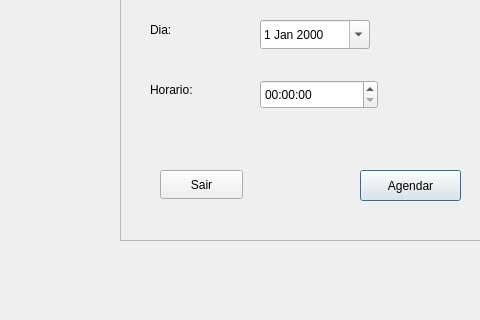
Old version of the form marcar_horario.ui in the repository PatrickAlmeidaa/managerHUB; both pictures show x 0 to 480 and y 180 to 500 of the 700 by 500 pixel window.
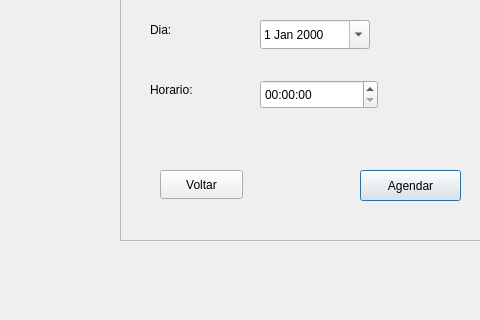
New version of the form.

The edit to the form file:
```diff
--- a/marcar_horario.ui
+++ b/marcar_horario.ui
@@ -151,7 +151,7 @@
      </rect>
     </property>
     <property name="text">
-     <string>Sair</string>
+     <string>Voltar</string>
     </property>
    </widget>
   </widget>
```
